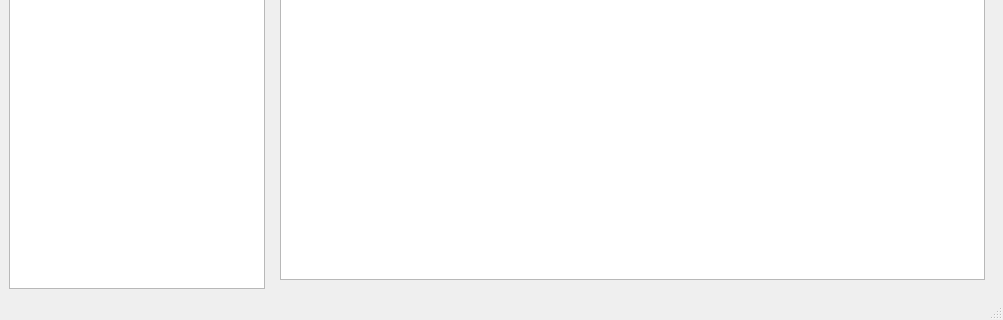
Qt form lib/UIs/ui.ui (Faith-and-Code-Technologies/mDirt) before a commit; both pictures show x 0 to 1003 and y 417 to 737 of the 1003 by 737 pixel window.
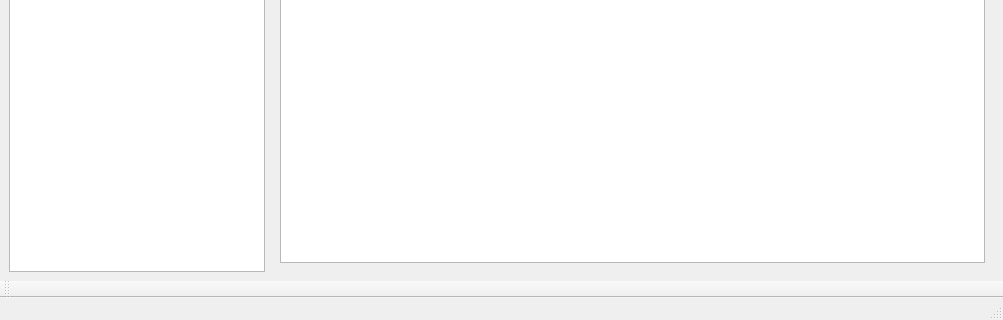
The same form after that commit.

Commit message: ✨ Added unsaved changes warning

Diff of the .ui file:
```diff
--- a/lib/UIs/ui.ui
+++ b/lib/UIs/ui.ui
@@ -2977,6 +2977,17 @@
    <addaction name="menuSave"/>
    <addaction name="menuNew_Element"/>
   </widget>
+  <widget class="QToolBar" name="toolBar">
+   <property name="windowTitle">
+    <string>toolBar</string>
+   </property>
+   <attribute name="toolBarArea">
+    <enum>BottomToolBarArea</enum>
+   </attribute>
+   <attribute name="toolBarBreak">
+    <bool>false</bool>
+   </attribute>
+  </widget>
   <action name="actionBlock">
    <property name="text">
     <string>Block</string>
```
The commit also changes 2 other files.
